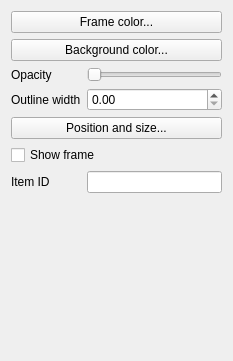
qgis/QGIS, file src/ui/qgscomposeritemwidgetbase.ui: the form before one commit.
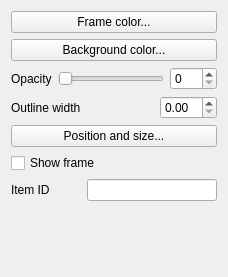
The form after the commit.

Commit message: Add spin box to set composer item background transparence numerically

Patch:
```diff
--- a/src/ui/qgscomposeritemwidgetbase.ui
+++ b/src/ui/qgscomposeritemwidgetbase.ui
@@ -6,85 +6,103 @@
    <rect>
     <x>0</x>
     <y>0</y>
-    <width>233</width>
-    <height>361</height>
+    <width>209</width>
+    <height>277</height>
    </rect>
   </property>
   <property name="windowTitle">
    <string>Form</string>
   </property>
-  <layout class="QFormLayout" name="formLayout">
-   <item row="3" column="0">
-    <widget class="QLabel" name="mOpacityLabel">
-     <property name="text">
-      <string>Opacity</string>
-     </property>
-     <property name="wordWrap">
-      <bool>true</bool>
-     </property>
-     <property name="buddy">
-      <cstring>mOpacitySlider</cstring>
-     </property>
-    </widget>
-   </item>
-   <item row="5" column="0">
-    <widget class="QLabel" name="mOutlineWidthLabel">
-     <property name="text">
-      <string>Outline width</string>
-     </property>
-     <property name="wordWrap">
-      <bool>true</bool>
-     </property>
-     <property name="buddy">
-      <cstring>mOutlineWidthSpinBox</cstring>
-     </property>
-    </widget>
-   </item>
-   <item row="9" column="0">
-    <widget class="QLabel" name="mIdLabel">
-     <property name="text">
-      <string>Item ID</string>
-     </property>
-    </widget>
-   </item>
-   <item row="0" column="0" colspan="2">
+  <layout class="QGridLayout" name="gridLayout">
+   <item row="0" column="0" colspan="3">
     <widget class="QPushButton" name="mFrameColorButton">
      <property name="text">
       <string>Frame color...</string>
      </property>
     </widget>
    </item>
-   <item row="1" column="0" colspan="2">
+   <item row="1" column="0" colspan="3">
     <widget class="QPushButton" name="mBackgroundColorButton">
      <property name="text">
       <string>Background color...</string>
      </property>
     </widget>
    </item>
-   <item row="3" column="1">
-    <widget class="QSlider" name="mOpacitySlider">
-     <property name="maximum">
-      <number>255</number>
+   <item row="2" column="0" colspan="3">
+    <layout class="QHBoxLayout" name="horizontalLayout">
+     <item>
+      <widget class="QLabel" name="mOpacityLabel">
+       <property name="text">
+        <string>Opacity</string>
+       </property>
+       <property name="wordWrap">
+        <bool>true</bool>
+       </property>
+       <property name="buddy">
+        <cstring>mOpacitySlider</cstring>
+       </property>
+      </widget>
+     </item>
+     <item>
+      <widget class="QSlider" name="mOpacitySlider">
+       <property name="maximum">
+        <number>255</number>
+       </property>
+       <property name="orientation">
+        <enum>Qt::Horizontal</enum>
+       </property>
+      </widget>
+     </item>
+     <item>
+      <widget class="QSpinBox" name="mOpacitySpinBox">
+       <property name="maximum">
+        <number>255</number>
+       </property>
+      </widget>
+     </item>
+    </layout>
+   </item>
+   <item row="3" column="0">
+    <widget class="QLabel" name="mOutlineWidthLabel">
+     <property name="text">
+      <string>Outline width</string>
      </property>
-     <property name="orientation">
-      <enum>Qt::Horizontal</enum>
+     <property name="wordWrap">
+      <bool>true</bool>
+     </property>
+     <property name="buddy">
+      <cstring>mOutlineWidthSpinBox</cstring>
      </property>
     </widget>
    </item>
-   <item row="5" column="1">
+   <item row="3" column="2">
     <widget class="QDoubleSpinBox" name="mOutlineWidthSpinBox"/>
    </item>
-   <item row="7" column="0" colspan="2">
+   <item row="4" column="0" colspan="3">
     <widget class="QPushButton" name="mPositionButton">
      <property name="text">
       <string>Position and size...</string>
      </property>
     </widget>
    </item>
-   <item row="9" column="1">
+   <item row="5" column="0" colspan="2">
+    <widget class="QCheckBox" name="mFrameCheckBox">
+     <property name="text">
+      <string>Show frame</string>
+     </property>
+    </widget>
+   </item>
+   <item row="6" column="0">
+    <widget class="QLabel" name="mIdLabel">
+     <property name="text">
+      <string>Item ID</string>
+     </property>
+    </widget>
+   </item>
+   <item row="6" column="1" colspan="2">
     <widget class="QLineEdit" name="mItemIdLineEdit"/>
    </item>
-   <item row="11" column="0" colspan="2">
+   <item row="7" column="0" colspan="2">
     <spacer name="verticalSpacer">
      <property name="orientation">
       <enum>Qt::Vertical</enum>
@@ -97,13 +115,6 @@
      </property>
     </spacer>
    </item>
-   <item row="8" column="0" colspan="2">
-    <widget class="QCheckBox" name="mFrameCheckBox">
-     <property name="text">
-      <string>Show frame</string>
-     </property>
-    </widget>
-   </item>
   </layout>
  </widget>
  <resources/>
```
The commit also changes 2 other files.
